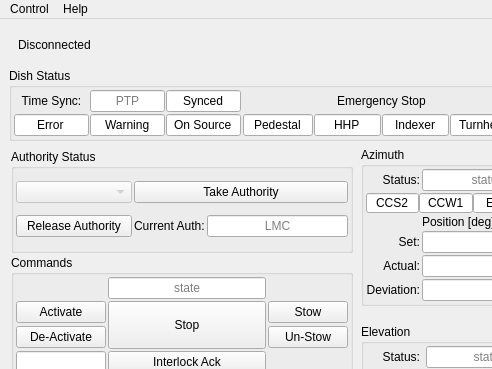
Above: src/ska_mid_disq/ui/dishstructure_mvc.ui from ska-telescope/ska-mid-dish-qualification before the change; both pictures show x 0 to 492 and y 0 to 369 of the 1200 by 760 pixel window. Below: the same form after it.
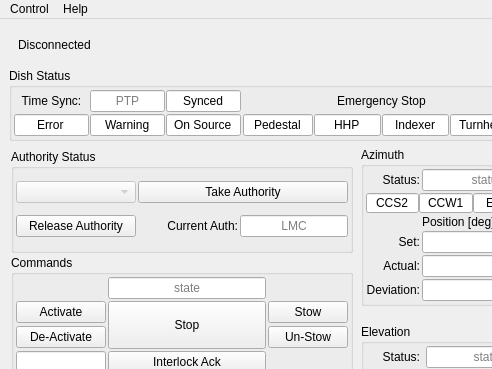
That is the form after the change. Custom widgets are drawn as their Qt base class.

Commit message: WOM-445: Emit status msg for JSON import/export and add more tooltips

What changed in the file:
```diff
--- a/src/ska_mid_disq/ui/dishstructure_mvc.ui
+++ b/src/ska_mid_disq/ui/dishstructure_mvc.ui
@@ -8667,7 +8667,7 @@
            </property>
            <property name="minimumSize">
             <size>
-             <width>116</width>
+             <width>120</width>
              <height>22</height>
             </size>
            </property>
@@ -8681,9 +8681,15 @@
            <property name="enabled">
             <bool>true</bool>
            </property>
+           <property name="sizePolicy">
+            <sizepolicy hsizetype="Preferred" vsizetype="Fixed">
+             <horstretch>0</horstretch>
+             <verstretch>0</verstretch>
+            </sizepolicy>
+           </property>
            <property name="minimumSize">
             <size>
-             <width>116</width>
+             <width>120</width>
              <height>22</height>
             </size>
            </property>
@@ -8697,12 +8703,6 @@
          </item>
          <item row="1" column="2">
           <widget class="QLineEdit" name="opcua_cmd_authority">
-           <property name="minimumSize">
-            <size>
-             <width>80</width>
-             <height>22</height>
-            </size>
-           </property>
            <property name="focusPolicy">
             <enum>Qt::FocusPolicy::NoFocus</enum>
            </property>
@@ -8725,9 +8725,18 @@
          </item>
          <item row="1" column="1">
           <widget class="QLabel" name="label_29">
+           <property name="minimumSize">
+            <size>
+             <width>100</width>
+             <height>0</height>
+            </size>
+           </property>
            <property name="text">
             <string>Current Auth:</string>
            </property>
+           <property name="alignment">
+            <set>Qt::AlignmentFlag::AlignRight|Qt::AlignmentFlag::AlignTrailing|Qt::AlignmentFlag::AlignVCenter</set>
+           </property>
           </widget>
          </item>
          <item row="0" column="1" colspan="2">
@@ -8735,12 +8744,6 @@
            <property name="enabled">
             <bool>true</bool>
            </property>
-           <property name="minimumSize">
-            <size>
-             <width>116</width>
-             <height>22</height>
-            </size>
-           </property>
            <property name="text">
             <string>Take Authority</string>
            </property>
```
Left out of the diff: 27 changed lines with no effect on the pictures. The commit also changes 2 other files.
